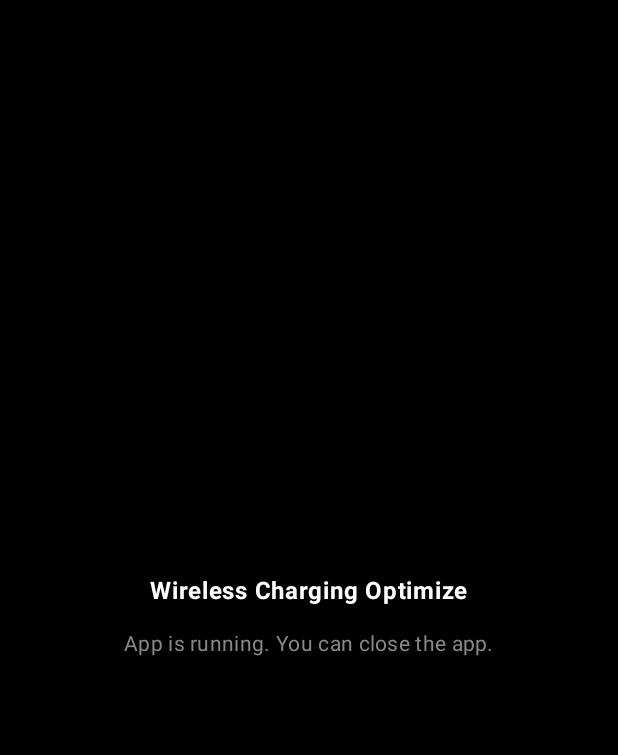
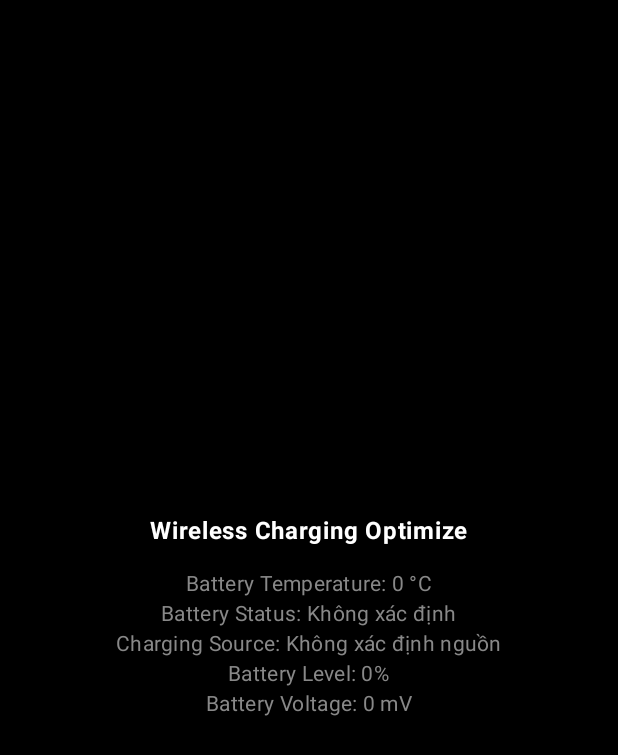
Before and after one commit to dongitran/Wireless-Charge-Optimize, an Android app built with Jetpack Compose: the screen it shows after launch (MainActivity), on a phone screen of 412 x 824 dp. Shown: the top 755 px of the screen. Run offline under Robolectric (Android 15) with nearby library versions, the phone set to English and light mode, and no system bars.

Commit message:
add batery info

```diff
--- a/app/build.gradle.kts
+++ b/app/build.gradle.kts
@@ -9,7 +9,7 @@ android {
 
     defaultConfig {
         applicationId = "com.dongtran.wirelesschargeoptimize"
-        minSdk = 30
+        minSdk = 31
         targetSdk = 33
         versionCode = 1
         versionName = "1.0"
--- a/app/src/main/java/com/dongtran/wirelesschargeoptimize/MainActivity.kt
+++ b/app/src/main/java/com/dongtran/wirelesschargeoptimize/MainActivity.kt
@@ -1,6 +1,10 @@
 package com.dongtran.wirelesschargeoptimize
 
+import android.content.BroadcastReceiver
+import android.content.Context
 import android.content.Intent
+import android.content.IntentFilter
+import android.os.BatteryManager
 import android.os.Bundle
 import androidx.activity.ComponentActivity
 import androidx.activity.compose.setContent
@@ -15,9 +19,44 @@ import androidx.compose.ui.text.font.FontWeight
 import androidx.compose.ui.tooling.preview.Preview
 import androidx.compose.ui.unit.dp
 import com.dongtran.wirelesschargeoptimize.ui.theme.WirelessChargeOptimizeTheme
-import android.os.BatteryManager
 
 class MainActivity : ComponentActivity() {
+    private val batteryReceiver = object : BroadcastReceiver() {
+        override fun onReceive(context: Context?, intent: Intent?) {
+            if (intent?.action == Intent.ACTION_BATTERY_CHANGED) {
+                val temperature = intent.getIntExtra(BatteryManager.EXTRA_TEMPERATURE, 0)
+                val chargingStatus = when (intent.getIntExtra(BatteryManager.EXTRA_STATUS, -1)) {
+                    BatteryManager.BATTERY_STATUS_CHARGING -> "Đang sạc"
+                    BatteryManager.BATTERY_STATUS_DISCHARGING -> "Đang sử dụng"
+                    else -> "Không sạc"
+                }
+                val chargingSource = when (intent.getIntExtra(BatteryManager.EXTRA_PLUGGED, -1)) {
+                    BatteryManager.BATTERY_PLUGGED_AC -> "Sạc từ dây"
+                    BatteryManager.BATTERY_PLUGGED_USB -> "Sạc từ cổng USB"
+                    BatteryManager.BATTERY_PLUGGED_WIRELESS -> "Sạc không dây"
+                    else -> "Không xác định nguồn"
+                }
+                val batteryLevel = intent.getIntExtra(BatteryManager.EXTRA_LEVEL, 0)
+                val batteryVoltage = intent.getIntExtra(BatteryManager.EXTRA_VOLTAGE, 0)
+                val batteryCycleCount = intent.getIntExtra("android.os.extra.BATTERY_CYCLE_COUNT", 0)
+                val chargingCurrent = intent.getIntExtra(BatteryManager.EXTRA_HEALTH, 0)
+
+                batteryTemperature = temperature
+                batteryStatus = chargingStatus
+                chargingSourceText = chargingSource
+                batteryLevelText = "$batteryLevel%"
+                batteryVoltageText = "$batteryVoltage mV"
+            }
+        }
+    }
+
+    // Sử dụng MutableState để lưu trạng thái nhiệt độ pin và các thông tin khác
+    private var batteryTemperature by mutableStateOf(0)
+    private var batteryStatus by mutableStateOf("Không xác định")
+    private var chargingSourceText by mutableStateOf("Không xác định nguồn")
+    private var batteryLevelText by mutableStateOf("0%")
+    private var batteryVoltageText by mutableStateOf("0 mV")
+
     override fun onCreate(savedInstanceState: Bundle?) {
         super.onCreate(savedInstanceState)
         setContent {
@@ -27,7 +66,13 @@ class MainActivity : ComponentActivity() {
                     modifier = Modifier.fillMaxSize(),
                     color = MaterialTheme.colorScheme.background
                 ) {
-                    ChargingOptimizeScreen()
+                    ChargingOptimizeScreen(
+                        batteryTemperature,
+                        batteryStatus,
+                        chargingSourceText,
+                        batteryLevelText,
+                        batteryVoltageText,
+                    )
                 }
             }
         }
@@ -36,19 +81,26 @@ class MainActivity : ComponentActivity() {
         val serviceIntent = Intent(this, ForegroundService::class.java)
         startService(serviceIntent)
 
-        // Đọc nhiệt độ pin
-        val batteryManager = getSystemService(BATTERY_SERVICE) as BatteryManager
-        val pluggedUsbCharger = batteryManager.getIntProperty(BatteryManager.BATTERY_PLUGGED_USB)
-        val pluggedWirelessCharger = batteryManager.getIntProperty(BatteryManager.BATTERY_PLUGGED_WIRELESS)
+        // Đăng ký BroadcastReceiver để lắng nghe thông báo nhiệt độ pin và các thông tin khác
+        val filter = IntentFilter(Intent.ACTION_BATTERY_CHANGED)
+        registerReceiver(batteryReceiver, filter)
+    }
 
-        println("batteryTemperature");
-        println(pluggedUsbCharger);
-        println(pluggedWirelessCharger);
+    override fun onDestroy() {
+        super.onDestroy()
+        // Hủy đăng ký BroadcastReceiver khi hoạt động bị hủy
+        unregisterReceiver(batteryReceiver)
     }
 }
 
 @Composable
-fun ChargingOptimizeScreen() {
+fun ChargingOptimizeScreen(
+    temperature: Int,
+    chargingStatus: String,
+    chargingSource: String,
+    batteryLevel: String,
+    batteryVoltage: String,
+) {
     Column(
         modifier = Modifier
             .fillMaxSize()
@@ -65,7 +117,27 @@ fun ChargingOptimizeScreen() {
         )
         Spacer(modifier = Modifier.height(16.dp))
         Text(
-            text = "App is running. You can close the app.",
+            text = "Battery Temperature: $temperature °C",
+            style = MaterialTheme.typography.bodyMedium,
+            color = Color.Gray
+        )
+        Text(
+            text = "Battery Status: $chargingStatus",
+            style = MaterialTheme.typography.bodyMedium,
+            color = Color.Gray
+        )
+        Text(
+            text = "Charging Source: $chargingSource",
+            style = MaterialTheme.typography.bodyMedium,
+            color = Color.Gray
+        )
+        Text(
+            text = "Battery Level: $batteryLevel",
+            style = MaterialTheme.typography.bodyMedium,
+            color = Color.Gray
+        )
+        Text(
+            text = "Battery Voltage: $batteryVoltage",
             style = MaterialTheme.typography.bodyMedium,
             color = Color.Gray
         )
@@ -76,6 +148,12 @@ fun ChargingOptimizeScreen() {
 @Composable
 fun ChargingOptimizeScreenPreview() {
     WirelessChargeOptimizeTheme {
-        ChargingOptimizeScreen()
+        ChargingOptimizeScreen(
+            temperature = 25,
+            chargingStatus = "Đang sạc",
+            chargingSource = "Sạc từ dây",
+            batteryLevel = "80%",
+            batteryVoltage = "4000 mV",
+        )
     }
 }
```
